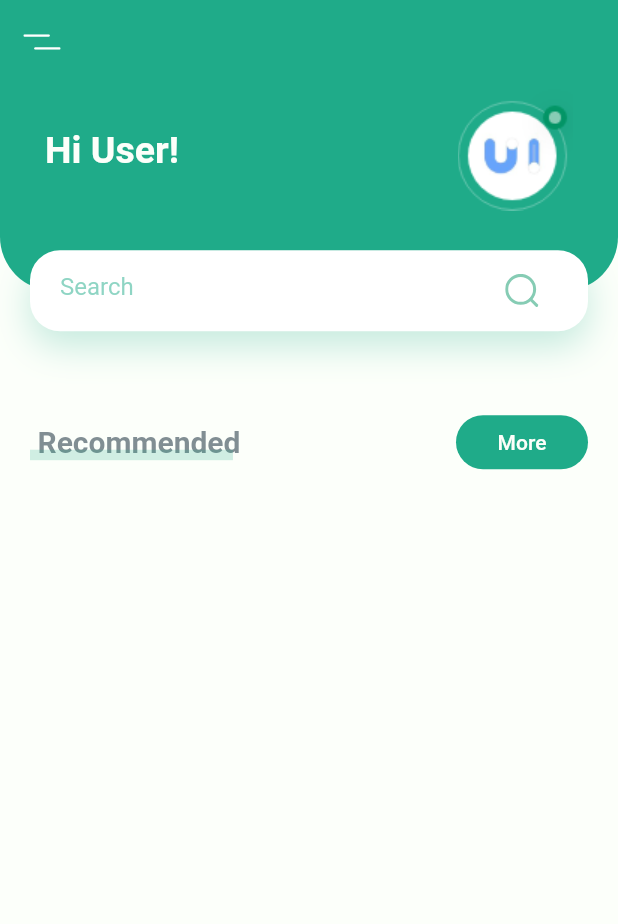
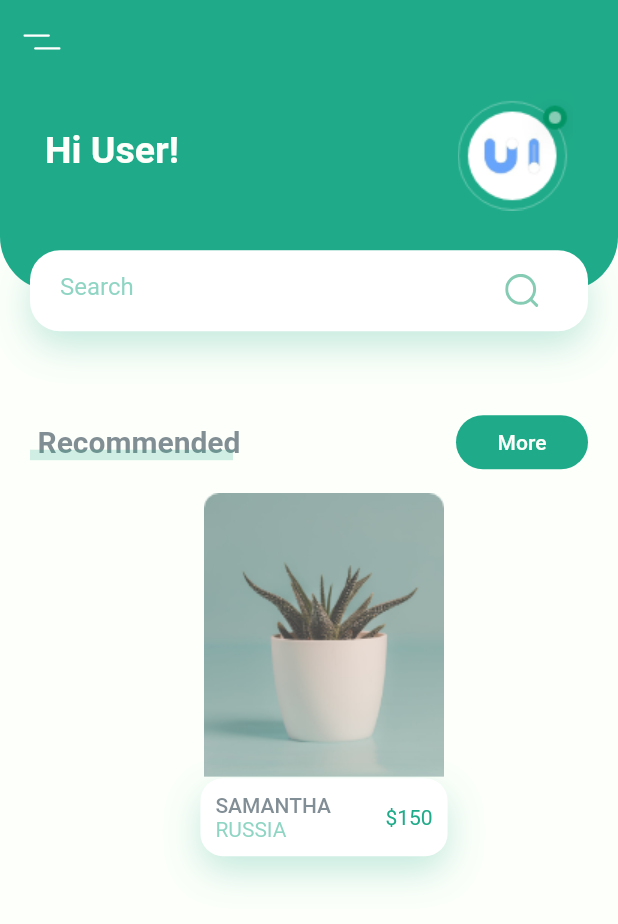
Before and after one commit to parthit/FlutterAppDev, a Flutter app: the screen it shows after launch, on a phone screen of 412 x 824 dp. Shown: the top 924 px of the screen. Run offline on Flutter 3.47's test engine with Material 2 defaults, Android fonts, the phone set to English and light mode, and no system bars; our stand-ins replace flutter_svg.

Commit message:
Created a single card with plant image, title, country and price

```diff
--- a/plantstore_ui/lib/screens/home/body.dart
+++ b/plantstore_ui/lib/screens/home/body.dart
@@ -1,5 +1,7 @@
+import 'package:flutter/cupertino.dart';
 import 'package:flutter/material.dart';
 import 'package:plantstore_ui/constants.dart';
+import 'components/header_with_btn.dart';
 import 'components/header_with_search.dart';
 
 class Body extends StatelessWidget {
@@ -7,11 +9,19 @@ class Body extends StatelessWidget {
   Widget build(BuildContext context) {
     Size size = MediaQuery.of(context).size;
     return SingleChildScrollView(
+      reverse: true,
       child: Column(
         children: <Widget>[
           HeaderWithSearchBar(size: size),
           TitleWIthMoreBtn(
             text: "More",
+            pressed: () {},
+          ),
+          RecommendedPlantCard(
+            title: "Samantha",
+            country: "Russia",
+            image: "assets/images/image_1.png",
+            price: 150,
             pressed: () {},
           )
         ],
@@ -20,62 +30,67 @@ class Body extends StatelessWidget {
   }
 }
 
-class TitleWIthMoreBtn extends StatelessWidget {
-  final String text;
+class RecommendedPlantCard extends StatelessWidget {
+
+  final String image, title, country;
+  final int price;
   final Function pressed;
-  TitleWIthMoreBtn({this.text, this.pressed});
+
+  RecommendedPlantCard({this.image,this.title,this.country,this.price,this.pressed});
 
   @override
   Widget build(BuildContext context) {
-    return Padding(
-      padding: const EdgeInsets.symmetric(horizontal: kDefaultPadding),
-      child: Row(
-        children: [
-          TitleWithUnderline("Recommended"),
-          Spacer(),
-          FlatButton(
-              onPressed: pressed,
-              shape: RoundedRectangleBorder(
-                  borderRadius: BorderRadius.circular(20)),
-              color: kPrimaryColor,
-              child: Text(
-                text,
-                style: TextStyle(color: kBackgroundColor),
-              ))
-        ],
-      ),
-    );
-  }
-}
-
-class TitleWithUnderline extends StatelessWidget {
-  final String text;
-  TitleWithUnderline(this.text);
-
-  @override
-  Widget build(BuildContext context) {
+    Size size = MediaQuery.of(context).size;
     return Container(
-      height: 24,
-      child: Stack(
+      margin: EdgeInsets.only(
+          left: kDefaultPadding,
+          top: kDefaultPadding / 2,
+          bottom: kDefaultPadding * 2.5),
+      width: size.width * 0.4,
+      child: Column(
         children: <Widget>[
-          Padding(
-            padding: const EdgeInsets.only(left: kDefaultPadding / 4),
-            child: Text(
-              text,
-              style: TextStyle(
-                fontSize: 20,
-                fontWeight: FontWeight.bold,
+          Image.asset(image),
+          GestureDetector(
+            onTap: pressed,
+            child: Container(
+              padding: EdgeInsets.all(kDefaultPadding / 2),
+              decoration: BoxDecoration(
+                color: Colors.white,
+                borderRadius: BorderRadius.circular(15),
+                boxShadow: [
+                  BoxShadow(
+                    offset: Offset(0, 10),
+                    blurRadius: 20,
+                    color: kPrimaryColor.withOpacity(0.25),
+                  ),
+                ],
               ),
-            ),
-          ),
-          Positioned(
-            bottom: 0,
-            left: 0,
-            right: 0,
-            child: Container(
-              margin: EdgeInsets.only(right: kDefaultPadding / 4),
-              height: 7,
-              color: kPrimaryColor.withOpacity(0.2),
+              child: Row(
+                children: <Widget>[
+                  RichText(
+                    text: TextSpan(
+                      children: [
+                        TextSpan(
+                            text: "$title\n".toUpperCase(),
+                            style: Theme.of(context).textTheme.bodyText1),
+                        TextSpan(
+                          text: "$country".toUpperCase(),
+                          style: TextStyle(
+                            color: kPrimaryColor.withOpacity(0.5),
+                          ),
+                        ),
+                      ],
+                    ),
+                  ),
+                  Spacer(),
+                  Text(
+                    "\$$price",
+                    style: TextStyle(
+                      color: kPrimaryColor,
+                    ),
+                  ),
+                ],
+              ),
             ),
           )
         ],
--- /dev/null
+++ b/plantstore_ui/lib/screens/home/components/header_with_btn.dart
@@ -0,0 +1,66 @@
+import 'package:flutter/material.dart';
+import 'package:plantstore_ui/constants.dart';
+
+class TitleWIthMoreBtn extends StatelessWidget {
+  final String text;
+  final Function pressed;
+  TitleWIthMoreBtn({this.text, this.pressed});
+
+  @override
+  Widget build(BuildContext context) {
+    return Padding(
+      padding: const EdgeInsets.symmetric(horizontal: kDefaultPadding),
+      child: Row(
+        children: [
+          TitleWithUnderline("Recommended"),
+          Spacer(),
+          FlatButton(
+              onPressed: pressed,
+              shape: RoundedRectangleBorder(
+                  borderRadius: BorderRadius.circular(20)),
+              color: kPrimaryColor,
+              child: Text(
+                text,
+                style: TextStyle(color: kBackgroundColor),
+              ))
+        ],
+      ),
+    );
+  }
+}
+
+class TitleWithUnderline extends StatelessWidget {
+  final String text;
+  TitleWithUnderline(this.text);
+
+  @override
+  Widget build(BuildContext context) {
+    return Container(
+      height: 24,
+      child: Stack(
+        children: <Widget>[
+          Padding(
+            padding: const EdgeInsets.only(left: kDefaultPadding / 4),
+            child: Text(
+              text,
+              style: TextStyle(
+                fontSize: 20,
+                fontWeight: FontWeight.bold,
+              ),
+            ),
+          ),
+          Positioned(
+            bottom: 0,
+            left: 0,
+            right: 0,
+            child: Container(
+              margin: EdgeInsets.only(right: kDefaultPadding / 4),
+              height: 7,
+              color: kPrimaryColor.withOpacity(0.2),
+            ),
+          )
+        ],
+      ),
+    );
+  }
+}
```
